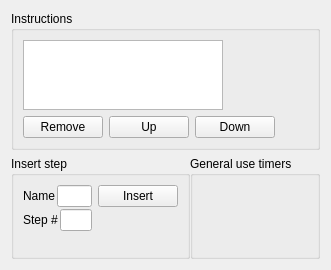
Above: brewDayWidget.ui from Brewtarget/brewtarget before the change. Below: the same form after it.
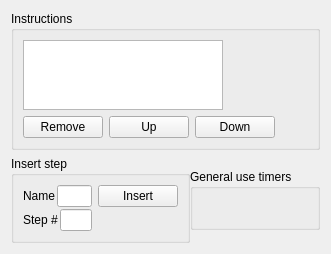
That is the form after the change.

Commit message: BeerColorWidget is now an Observer, and BrewDayWidget layout is better.

```diff
--- a/brewDayWidget.ui
+++ b/brewDayWidget.ui
@@ -7,7 +7,7 @@
     <x>0</x>
     <y>0</y>
     <width>305</width>
-    <height>262</height>
+    <height>248</height>
    </rect>
   </property>
   <property name="windowTitle">
@@ -91,22 +91,6 @@
      </layout>
     </widget>
    </item>
-   <item>
-    <spacer name="verticalSpacer_2">
-     <property name="orientation">
-      <enum>Qt::Vertical</enum>
-     </property>
-     <property name="sizeType">
-      <enum>QSizePolicy::MinimumExpanding</enum>
-     </property>
-     <property name="sizeHint" stdset="0">
-      <size>
-       <width>0</width>
-       <height>0</height>
-      </size>
-     </property>
-    </spacer>
-   </item>
    <item>
     <layout class="QHBoxLayout" name="horizontalLayout_4">
      <property name="spacing">
@@ -115,7 +99,7 @@
      <item>
       <widget class="QGroupBox" name="groupBox">
        <property name="sizePolicy">
-        <sizepolicy hsizetype="Maximum" vsizetype="Minimum">
+        <sizepolicy hsizetype="Maximum" vsizetype="Maximum">
          <horstretch>0</horstretch>
          <verstretch>0</verstretch>
         </sizepolicy>
@@ -246,7 +230,7 @@
      <item>
       <widget class="QGroupBox" name="groupBox_timers">
        <property name="sizePolicy">
-        <sizepolicy hsizetype="Minimum" vsizetype="Minimum">
+        <sizepolicy hsizetype="Minimum" vsizetype="Maximum">
          <horstretch>0</horstretch>
          <verstretch>0</verstretch>
         </sizepolicy>
```
Left out of the diff: 2 changed lines with no effect on the pictures. The commit also changes 3 other files.
